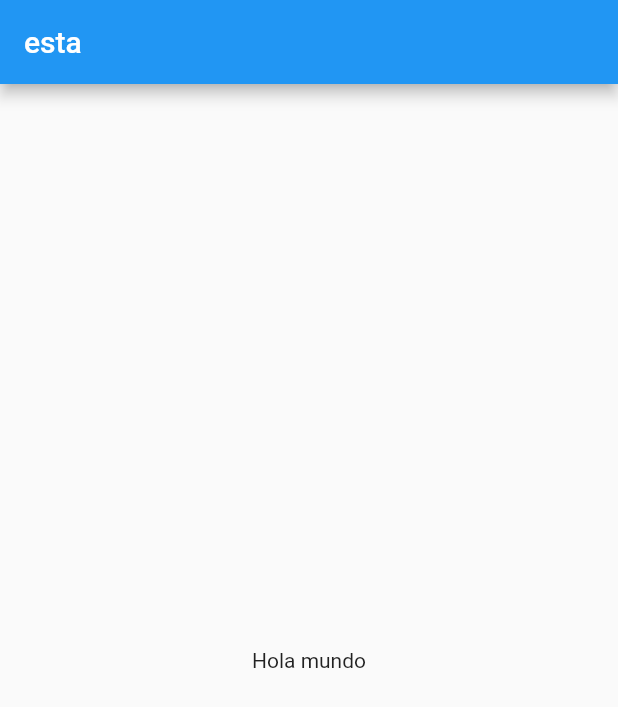
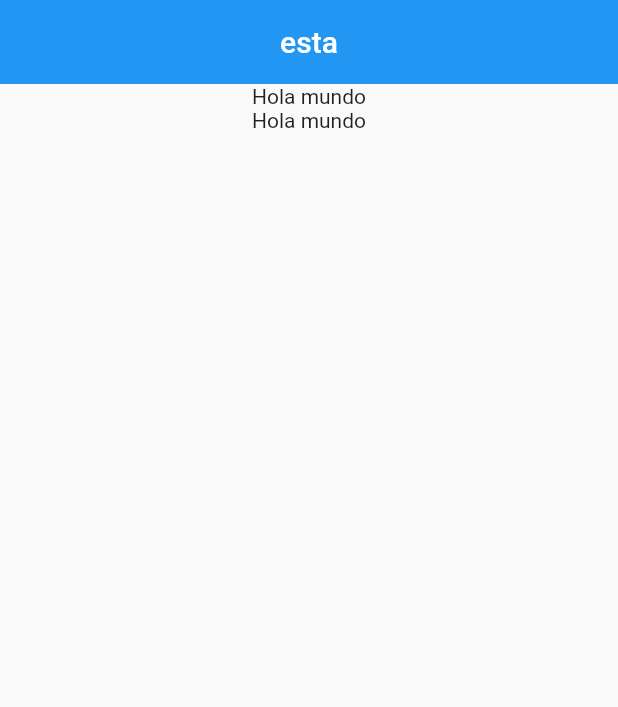
Before and after one commit to richie20502/my_app_flutter, a Flutter app: the screen it shows after launch, on a phone screen of 412 x 824 dp. Shown: the top 707 px of the screen. Run offline on Flutter 3.47's test engine with Material 2 defaults, Android fonts, the light colour scheme and no system bars.

Commit message:
se centro el texto menu y columna en el  body

```diff
--- a/lib/screens/home_screen.dart
+++ b/lib/screens/home_screen.dart
@@ -7,8 +7,15 @@ class HomeScreen extends StatelessWidget {
   Widget build(BuildContext context) {
     return Scaffold(
         appBar: AppBar(
-          title: Text('esta'),
+          title: const Center(child: Text('esta')),
+          elevation: 0.0,
         ),
-        body: const Center(child: Text('Hola mundo')));
+        body: const Center(
+            child: Column(
+          children: [
+            Text('Hola mundo'),
+            Text('Hola mundo'),
+          ],
+        )));
   }
 }
```
